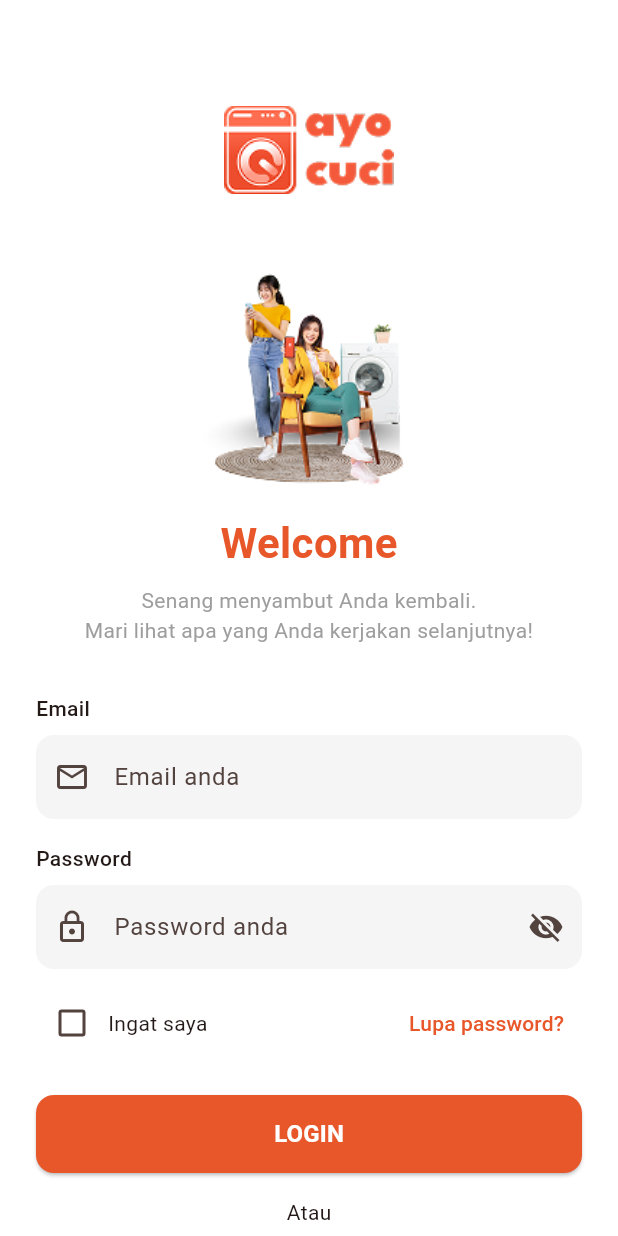
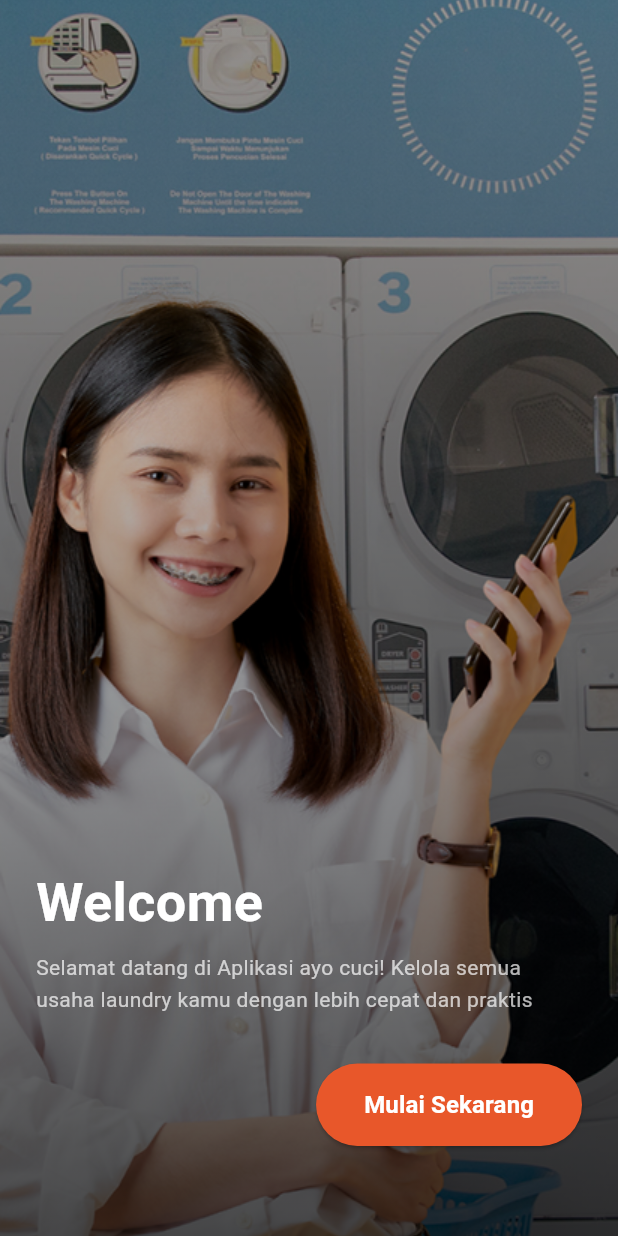
Before and after one commit to satt12/ayocuci-app, a Flutter app: the screen it shows after launch, on a phone screen of 412 x 824 dp. Run offline on Flutter 3.47's test engine with Material 3 defaults, Android fonts, the phone set to English and light mode, and no system bars; our stand-ins replace dio, shared_preferences.

Commit message:
feat: add onboarding screen and Samsung device support

```diff
--- /dev/null
+++ b/mobile/lib/screens/onboarding_screen.dart
@@ -0,0 +1,96 @@
+import 'package:flutter/material.dart';
+import 'auth/login_screen.dart';
+
+class OnboardingScreen extends StatelessWidget {
+  const OnboardingScreen({super.key});
+
+  @override
+  Widget build(BuildContext context) {
+    return Scaffold(
+      body: Stack(
+        children: [
+          // Background image
+          SizedBox.expand(
+            child: Image.asset(
+              'assets/images/Background_person.png',
+              fit: BoxFit.cover,
+            ),
+          ),
+          // Dark overlay
+          Container(
+            decoration: BoxDecoration(
+              gradient: LinearGradient(
+                begin: Alignment.topCenter,
+                end: Alignment.bottomCenter,
+                colors: [
+                  Colors.transparent,
+                  Colors.black.withOpacity(0.7),
+                ],
+              ),
+            ),
+          ),
+          // Content
+          Positioned(
+            bottom: 60,
+            left: 24,
+            right: 24,
+            child: Column(
+              crossAxisAlignment: CrossAxisAlignment.start,
+              children: [
+                const Text(
+                  'Welcome',
+                  style: TextStyle(
+                    color: Colors.white,
+                    fontSize: 36,
+                    fontWeight: FontWeight.bold,
+                  ),
+                ),
+                const SizedBox(height: 8),
+                const Text(
+                  'Selamat datang di Aplikasi ayo cuci! Kelola semua usaha laundry kamu dengan lebih cepat dan praktis',
+                  style: TextStyle(
+                    color: Colors.white70,
+                    fontSize: 14,
+                    height: 1.5,
+                  ),
+                ),
+                const SizedBox(height: 32),
+                Align(
+                  alignment: Alignment.centerRight,
+                  child: ElevatedButton(
+                    onPressed: () {
+                      Navigator.pushReplacement(
+                        context,
+                        MaterialPageRoute(
+                          builder: (_) => const LoginScreen(),
+                        ),
+                      );
+                    },
+                    style: ElevatedButton.styleFrom(
+                      backgroundColor: const Color(0xFFE8572A),
+                      padding: const EdgeInsets.symmetric(
+                        horizontal: 32,
+                        vertical: 16,
+                      ),
+                      shape: RoundedRectangleBorder(
+                        borderRadius: BorderRadius.circular(30),
+                      ),
+                    ),
+                    child: const Text(
+                      'Mulai Sekarang',
+                      style: TextStyle(
+                        color: Colors.white,
+                        fontSize: 16,
+                        fontWeight: FontWeight.w600,
+                      ),
+                    ),
+                  ),
+                ),
+              ],
+            ),
+          ),
+        ],
+      ),
+    );
+  }
+}
--- a/mobile/lib/screens/splash_screen.dart
+++ b/mobile/lib/screens/splash_screen.dart
@@ -1,6 +1,6 @@
 import 'package:flutter/material.dart';
 import '../services/auth_service.dart';
-import 'auth/login_screen.dart';
+import 'onboarding_screen.dart';
 import 'dashboard/dashboard_screen.dart';
 
 class SplashScreen extends StatefulWidget {
@@ -28,7 +28,7 @@ class _SplashScreenState extends State<SplashScreen> {
         context,
         MaterialPageRoute(
           builder: (_) =>
-              isLoggedIn ? const DashboardScreen() : const LoginScreen(),
+              isLoggedIn ? const DashboardScreen() : const OnboardingScreen(),
         ),
       );
     }
@@ -42,11 +42,7 @@ class _SplashScreenState extends State<SplashScreen> {
         child: Column(
           mainAxisAlignment: MainAxisAlignment.center,
           children: [
-            Image.asset(
-              'assets/images/Logo.png',
-              width: 150,
-              height: 150,
-            ),
+            Image.asset('assets/images/Logo.png', width: 150, height: 150),
             const SizedBox(height: 16),
             const Text(
               'ayo cuci',
@@ -60,10 +56,7 @@ class _SplashScreenState extends State<SplashScreen> {
             const SizedBox(height: 8),
             const Text(
               'Aplikasi Laundry Digital Indonesia',
-              style: TextStyle(
-                color: Colors.white70,
-                fontSize: 14,
-              ),
+              style: TextStyle(color: Colors.white70, fontSize: 14),
             ),
           ],
         ),
--- a/mobile/lib/utils/constants.dart
+++ b/mobile/lib/utils/constants.dart
@@ -9,6 +9,6 @@ class AppColors {
 }
 
 class AppConstants {
-  static const baseUrl = 'http://10.0.2.2:8080'; // untuk Android emulator
+  static const baseUrl = 'http://192.168.100.47:8080'; // untuk Android emulator
   // static const baseUrl = 'http://localhost:8080'; // untuk web/desktop
 }
```
Also changed, not shown: 3 other files.
